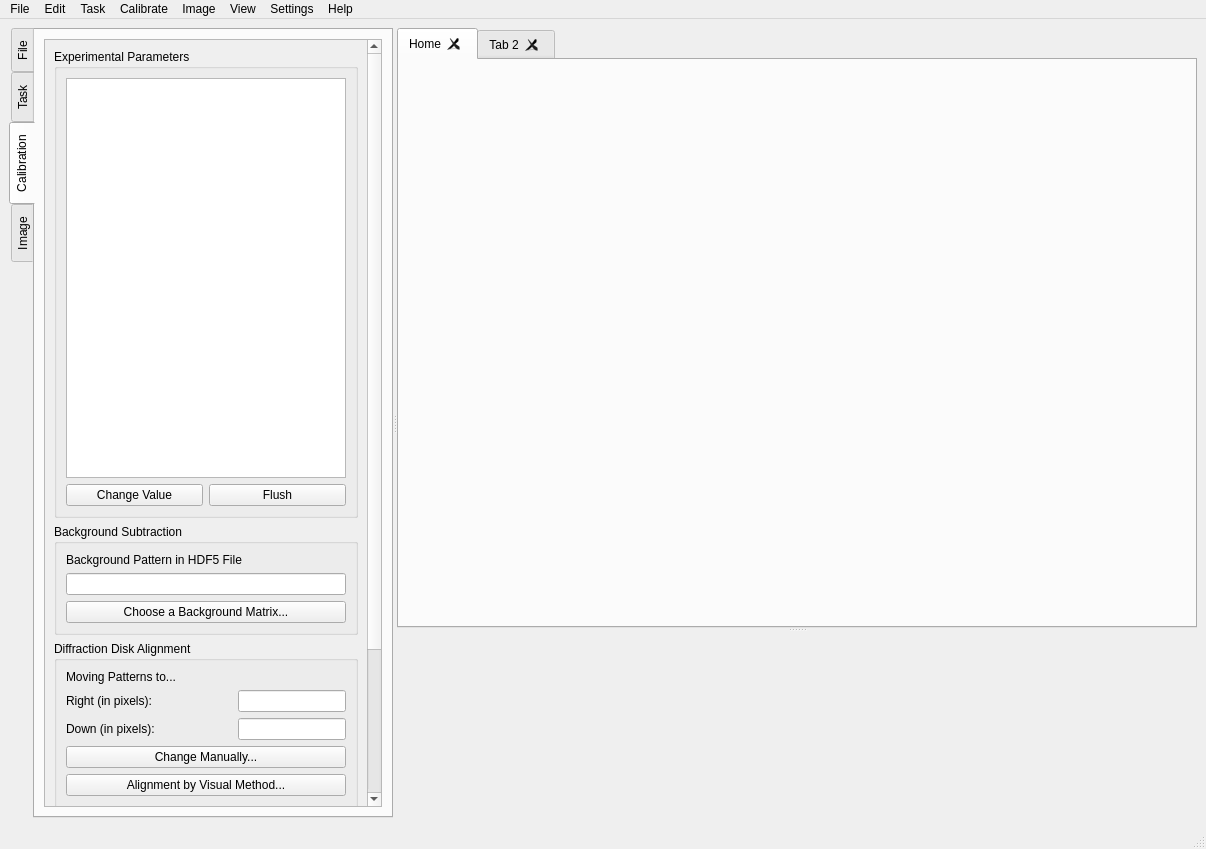
Old version of the form ui/uiMainWindow.ui in the repository ManifoldsHu/FourDExplorer.
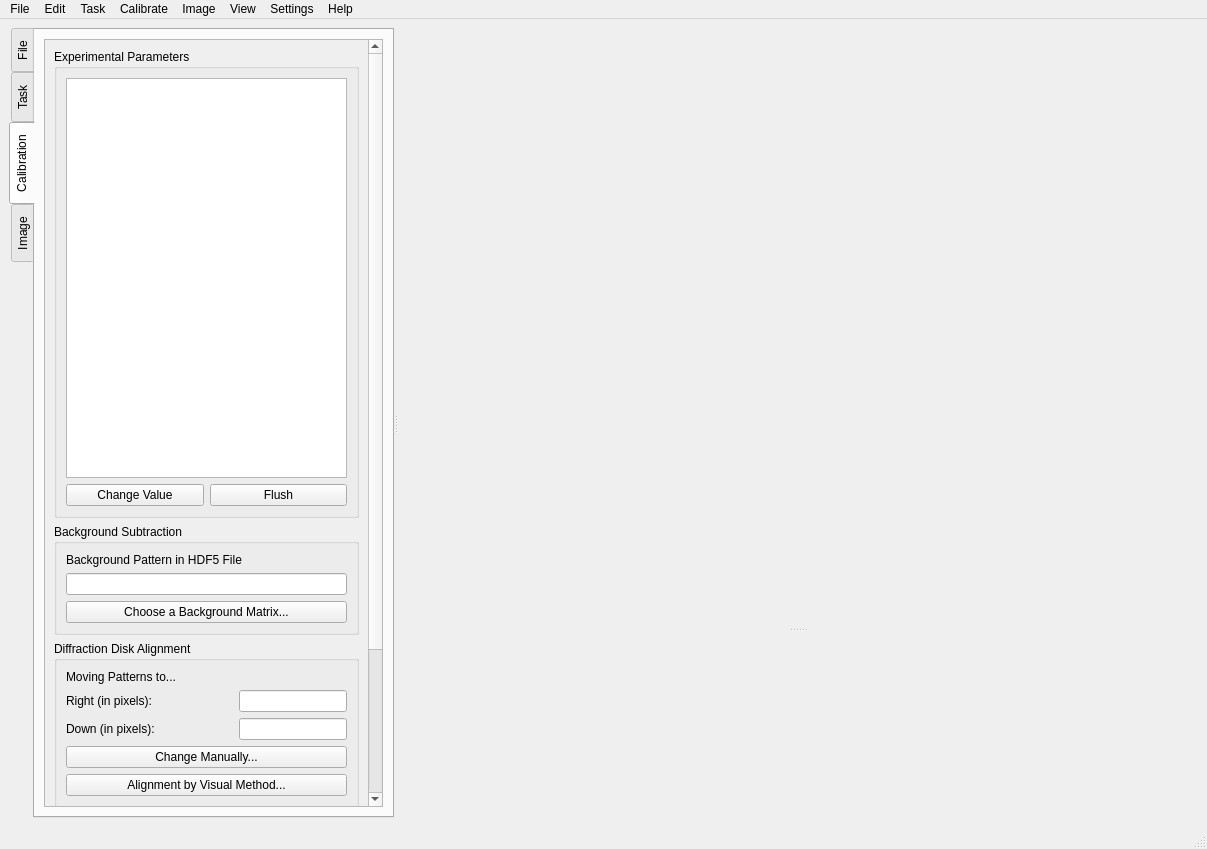
New version of the form. The open tabs and pages were chosen to show the change. Custom widgets are drawn as their Qt base class.

Diff of the .ui file:
```diff
--- a/ui/uiMainWindow.ui
+++ b/ui/uiMainWindow.ui
@@ -6,7 +6,7 @@
    <rect>
     <x>0</x>
     <y>0</y>
-    <width>1009</width>
+    <width>1207</width>
     <height>849</height>
    </rect>
   </property>
@@ -318,7 +318,7 @@
          <enum>Qt::ElideLeft</enum>
         </property>
         <property name="documentMode">
-         <bool>false</bool>
+         <bool>true</bool>
         </property>
         <property name="tabsClosable">
          <bool>true</bool>
@@ -327,18 +327,8 @@
          <bool>true</bool>
         </property>
         <property name="tabBarAutoHide">
-         <bool>true</bool>
+         <bool>false</bool>
         </property>
-        <widget class="QWidget" name="tab_home">
-         <attribute name="title">
-          <string>Home</string>
-         </attribute>
-        </widget>
-        <widget class="QWidget" name="tab_2">
-         <attribute name="title">
-          <string>Tab 2</string>
-         </attribute>
-        </widget>
        </widget>
        <widget class="WidgetLog" name="widget_log" native="true">
         <property name="sizePolicy">
@@ -358,7 +348,7 @@
     <rect>
      <x>0</x>
      <y>0</y>
-     <width>1009</width>
+     <width>1207</width>
      <height>22</height>
     </rect>
    </property>
```
Left out of the diff: 2 changed lines with no effect on the pictures.
